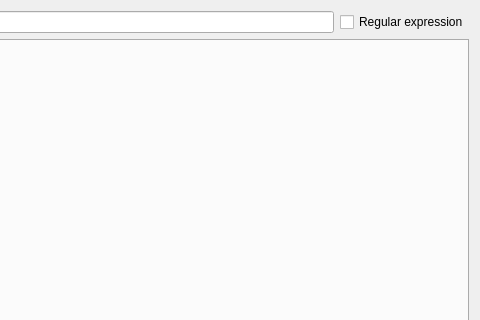
GAMS-dev/studio, file src/modeldialog/modeldialog.ui: the form before one commit; both pictures show x 433 to 913 and y 0 to 320 of the 913 by 539 pixel window.
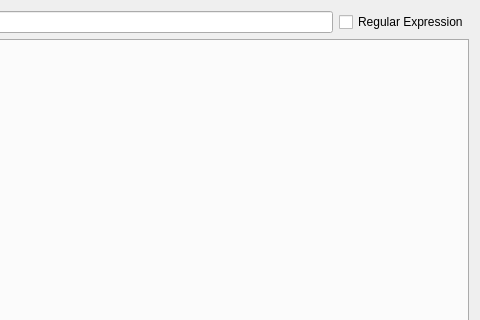
The form after the commit.

Commit message: tool tips for model lib explorer

```diff
--- a/src/modeldialog/modeldialog.ui
+++ b/src/modeldialog/modeldialog.ui
@@ -29,7 +29,7 @@
      <item>
       <widget class="QCheckBox" name="cbRegEx">
        <property name="text">
-        <string>Regular expression</string>
+        <string>Regular Expression</string>
        </property>
       </widget>
      </item>
```
Left out of the diff: 18 changed lines with no effect on the pictures.
